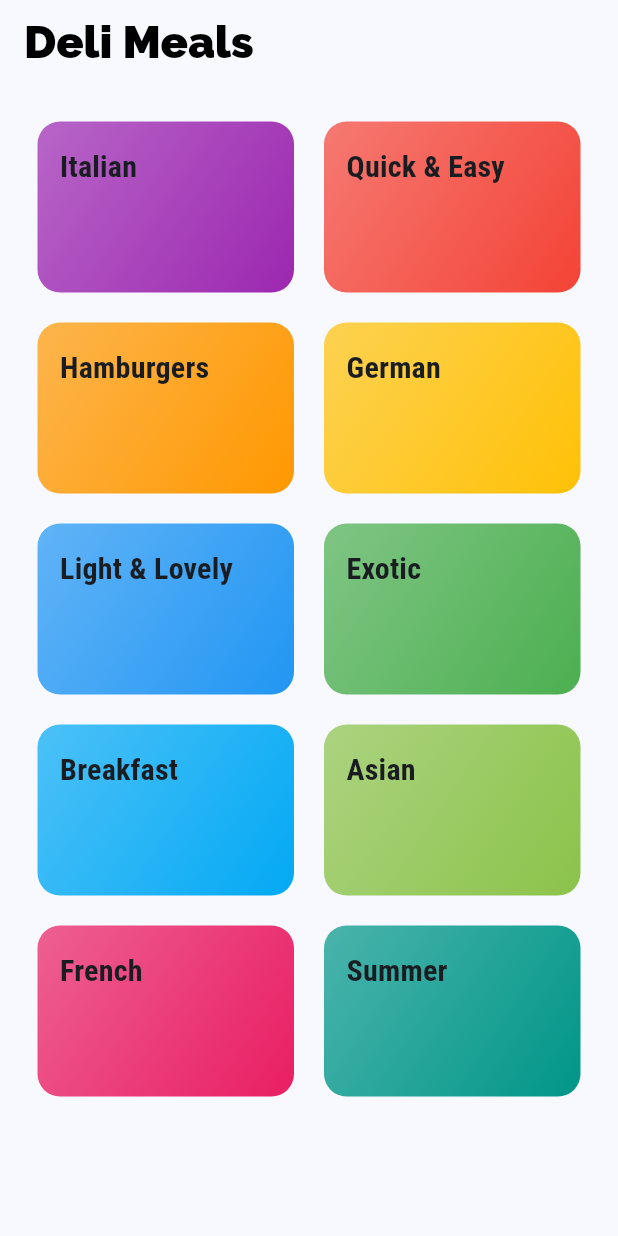
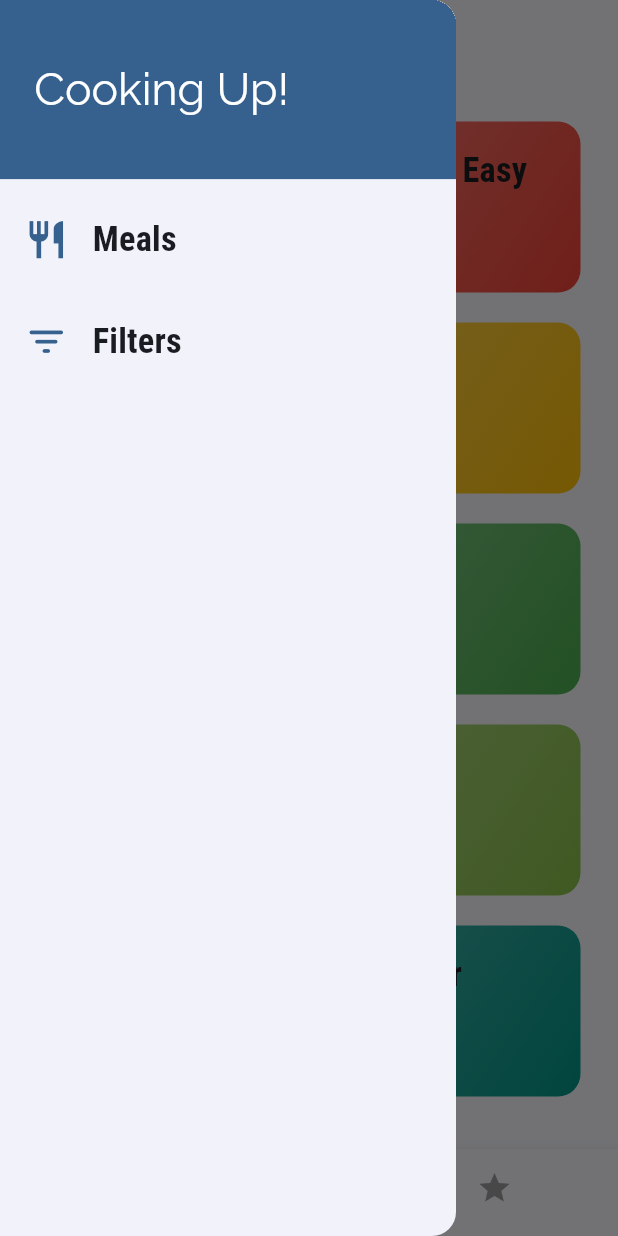
Before and after one commit to georgesalah00/delimeals, a Flutter app: the screen it shows after launch, with the side drawer open (before the commit the screen has no drawer), on a phone screen of 412 x 824 dp. Run offline on Flutter 3.47's test engine with Material 3 defaults, Android fonts, the phone set to English and light mode, and no system bars; our stand-ins replace flutter_screenutil.

Commit message:
responsive is added, added some updates

```diff
--- a/lib/config/theme/theme.dart
+++ b/lib/config/theme/theme.dart
@@ -1,4 +1,5 @@
 import 'package:flutter/material.dart';
+import 'package:flutter_screenutil/flutter_screenutil.dart';
 
 ThemeData theme = ThemeData(
     colorScheme: ColorScheme.fromSeed(seedColor: Colors.blue),
@@ -6,28 +7,32 @@ ThemeData theme = ThemeData(
     canvasColor: const Color.fromRGBO(255, 254, 229, 1),
     fontFamily: 'RaleWay',
     textTheme: ThemeData.light().textTheme.copyWith(
-          titleSmall: const TextStyle(
-              color: Color.fromRGBO(20, 51, 51, 1),
+          titleSmall: TextStyle(
+              color: const Color.fromRGBO(20, 51, 51, 1),
               fontFamily: 'RobotoCondensed',
-              fontSize: 16,
+              fontSize: 16.sp,
               fontWeight: FontWeight.w700),
-          titleMedium: const TextStyle(
+          titleMedium: TextStyle(
             fontFamily: 'RobotoCondensed',
-            fontSize: 20,
+            fontSize: 20.sp,
             fontWeight: FontWeight.w700,
           ),
-          titleLarge: const TextStyle(
+          titleLarge: TextStyle(
             fontFamily: 'RaleWay',
-            fontSize: 26,
+            fontSize: 26.sp,
             // fontWeight: FontWeight.w300,
           ),
           bodySmall: const TextStyle(color: Color.fromRGBO(20, 51, 51, 1)),
-          bodyMedium: const TextStyle(color: Color.fromRGBO(20, 51, 51, 1)),
+          bodyMedium: TextStyle(
+            color: const Color.fromRGBO(20, 51, 51, 1),
+            fontSize: 14.sp,
+            fontFamily: 'RobotoCondensed',
+          ),
           bodyLarge: const TextStyle(color: Color.fromRGBO(20, 51, 51, 1)),
         ),
-    appBarTheme: const AppBarTheme(
+    appBarTheme: AppBarTheme(
         titleTextStyle: TextStyle(
-            fontSize: 30,
+            fontSize: 26.sp,
             fontWeight: FontWeight.w900,
             color: Colors.black,
             fontFamily: 'RaleWay')));
--- a/lib/config/constants/routes.dart
+++ b/lib/data/constants/routes.dart
@@ -1,8 +1,10 @@
+import 'package:delimeals/presentation/pages/filters_screen/filters_screen.dart';
 import 'package:delimeals/presentation/pages/meal_details/meal_detail_screen.dart';
 import 'package:delimeals/presentation/pages/meals/meals_screen.dart';
 import 'package:flutter/material.dart';
 
 Map<String, Widget Function(BuildContext)> routes = {
   MealsScreen.routeName: (ctx) => const MealsScreen(),
-  MealDetailScreen.routeName: (ctx) => const MealDetailScreen()
+  MealDetailScreen.routeName: (ctx) => const MealDetailScreen(),
+  FiltersScreen.routeName: (ctx) => const FiltersScreen()
 };
--- a/lib/main.dart
+++ b/lib/main.dart
@@ -1,7 +1,8 @@
-import 'package:delimeals/config/constants/routes.dart';
+import 'package:delimeals/data/constants/routes.dart';
 import 'package:delimeals/config/theme/theme.dart';
-import 'package:delimeals/presentation/pages/categories_screen/categories_screen.dart';
+import 'package:delimeals/presentation/pages/tabs/tabs_screen.dart';
 import 'package:flutter/material.dart';
+import 'package:flutter_screenutil/flutter_screenutil.dart';
 
 void main() {
   runApp(const MyApp());
@@ -12,10 +13,16 @@ class MyApp extends StatelessWidget {
 
   @override
   Widget build(BuildContext context) {
-    return MaterialApp(
-        title: 'Deli-Meals',
-        theme: theme,
-        home: const CategoriesScreen(),
-        routes: routes);
+    return ScreenUtilInit(
+        designSize: const Size(360, 690),
+        minTextAdapt: true,
+        splitScreenMode: true,
+        builder: (_, child) {
+          return MaterialApp(
+              title: 'Deli-Meals',
+              theme: theme,
+              home: const TabsScreen(),
+              routes: routes);
+        });
   }
 }
--- a/lib/presentation/pages/categories_screen/categories_screen.dart
+++ b/lib/presentation/pages/categories_screen/categories_screen.dart
@@ -21,12 +21,6 @@ class CategoriesScreen extends StatelessWidget {
 
   @override
   Widget build(BuildContext context) {
-    return Scaffold(
-        appBar: AppBar(
-          titleTextStyle: Theme.of(context).appBarTheme.titleTextStyle ,
-            title: const Text(
-          'Deli Meals',
-        )),
-        body: _buildGridView());
+    return _buildGridView();
   }
 }
--- a/lib/presentation/pages/meals/meals_screen.dart
+++ b/lib/presentation/pages/meals/meals_screen.dart
@@ -40,7 +40,7 @@ class MealsScreen extends StatelessWidget {
     return Scaffold(
         appBar: AppBar(
           titleTextStyle: Theme.of(context).appBarTheme.titleTextStyle,
-          title: Text('$title recipes'),
+          title: Text('$title Meals'),
         ),
         body: _buildMealsScreen(context, dummyMeals));
   }
--- /dev/null
+++ b/lib/presentation/pages/tabs/tabs_screen.dart
@@ -0,0 +1,68 @@
+import 'package:delimeals/presentation/pages/categories_screen/categories_screen.dart';
+import 'package:delimeals/presentation/pages/favourites_screen/favourites_screen.dart';
+import 'package:delimeals/presentation/widgets/main_drawer/main_drawer.dart';
+import 'package:flutter/material.dart';
+
+class TabsScreen extends StatefulWidget {
+  const TabsScreen({super.key});
+
+  @override
+  State<TabsScreen> createState() => _TabsScreenState();
+}
+
+class _TabsScreenState extends State<TabsScreen> {
+  static const List<Map<String, Object>> _pages = [
+    {'page': CategoriesScreen(), 'title': 'Categories'},
+    {'page': FavouritesScreen(), 'title': 'Your Favourite Meals'}
+  ];
+  int _selectedPageIndex = 0;
+
+  BottomNavigationBar _buildBottomNavigationBar(BuildContext ctx) {
+    return BottomNavigationBar(
+        selectedItemColor: Theme.of(ctx).colorScheme.primary,
+        unselectedItemColor: Colors.grey,
+        type: BottomNavigationBarType.shifting,
+        currentIndex: _selectedPageIndex,
+        onTap: _goToNavigationBarPages,
+        items: [
+          BottomNavigationBarItem(
+            backgroundColor: Theme.of(ctx).colorScheme.background,
+            icon: const Icon(Icons.category),
+            label: 'Categories',
+          ),
+          BottomNavigationBarItem(
+            backgroundColor: Theme.of(ctx).colorScheme.background,
+            icon: const Icon(Icons.star),
+            label: 'Favourites',
+          ),
+        ]);
+  }
+
+  void _goToNavigationBarPages(int index) {
+    setState(() {
+      _selectedPageIndex = index;
+    });
+  }
+
+  AppBar _buildAppBar() {
+    return AppBar(
+      title: Text(_pages[_selectedPageIndex]['title'] as String),
+    );
+  }
+
+
+
+  Widget _buildPage() {
+    return _pages[_selectedPageIndex]['page'] as Widget;
+  }
+
+  @override
+  Widget build(BuildContext context) {
+    return Scaffold(
+      appBar: _buildAppBar(),
+      drawer: MainDrawer(),
+      body: _buildPage(),
+      bottomNavigationBar: _buildBottomNavigationBar(context),
+    );
+  }
+}
--- /dev/null
+++ b/lib/presentation/widgets/main_drawer/main_drawer.dart
@@ -0,0 +1,69 @@
+import 'package:delimeals/presentation/pages/filters_screen/filters_screen.dart';
+import 'package:flutter/material.dart';
+import 'package:flutter_screenutil/flutter_screenutil.dart';
+
+class MainDrawer extends StatelessWidget {
+  const MainDrawer({super.key});
+
+  Widget _buildDrawerContent(BuildContext ctx) {
+    return Column(
+      children: [
+        _buildHeading(ctx),
+        SizedBox(
+          height: 10.h,
+        ),
+        _buildTile(ctx, 'Meals', Icons.restaurant, _goToMeals),
+        SizedBox(
+          height: 10.h,
+        ),
+        _buildTile(
+            ctx, 'Filters', Icons.filter_list_rounded, _goToFiltersScreen)
+      ],
+    );
+  }
+
+  Widget _buildHeading(BuildContext ctx) {
+    return Container(
+      height: 100.h,
+      padding: EdgeInsets.all(20.w),
+      alignment: Alignment.centerLeft,
+      color: Theme.of(ctx).colorScheme.primary,
+      child: Text(
+        'Cooking Up!',
+        style:
+            Theme.of(ctx).textTheme.titleLarge?.copyWith(color: Colors.white),
+      ),
+    );
+  }
+
+  Widget _buildTile(
+      BuildContext ctx, String title, IconData icon, Function tapHandler) {
+    return ListTile(
+      leading: Icon(
+        icon,
+        size: 26.sp,
+        color: Theme.of(ctx).colorScheme.primary,
+      ),
+      title: Text(
+        title,
+        style: Theme.of(ctx).textTheme.titleMedium,
+      ),
+      onTap: () => tapHandler(ctx),
+    );
+  }
+
+  void _goToMeals(BuildContext ctx) {
+    Navigator.of(ctx).pushNamed('/');
+  }
+
+  void _goToFiltersScreen(BuildContext ctx) {
+    Navigator.of(ctx).pushNamed(FiltersScreen.routeName);
+  }
+
+  @override
+  Widget build(BuildContext context) {
+    return Drawer(
+      child: _buildDrawerContent(context),
+    );
+  }
+}
--- a/pubspec.yaml
+++ b/pubspec.yaml
@@ -34,6 +34,7 @@ dependencies:
   # The following adds the Cupertino Icons font to your application.
   # Use with the CupertinoIcons class for iOS style icons.
   cupertino_icons: ^1.0.2
+  flutter_screenutil: ^5.9.0
 
 dev_dependencies:
   flutter_test:
```
Also changed, not shown: lib/presentation/pages/favourites_screen/favourites_screen.dart (added, +10 -0 lines), lib/presentation/pages/filters_screen/filters_screen.dart (added, +11 -0 lines), lib/presentation/pages/meal_details/meal_detail_screen.dart (+15 -8 lines), lib/presentation/widgets/meal_widgets/meal_item.dart (+9 -11 lines), pubspec.lock.
